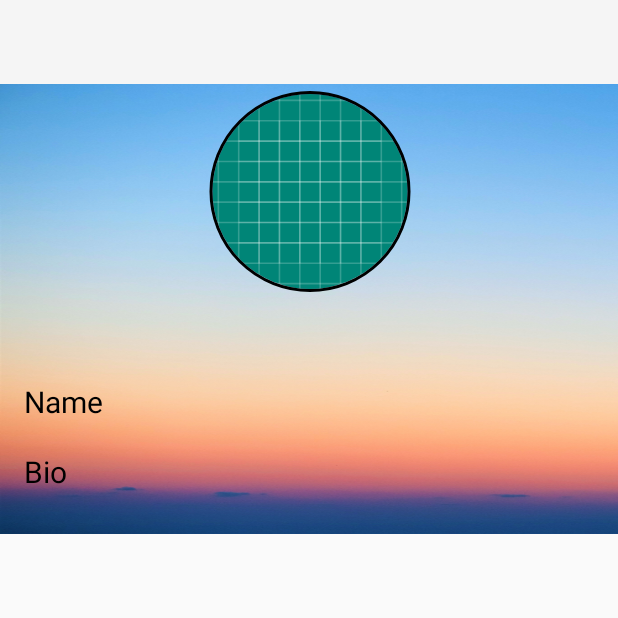
After one commit to murligoel/INSTAGRAM, an Android app: the OtherUserProfileActivity screen opened directly, with no data from a screen before it, on a phone screen of 412 x 824 dp, the top half of it. The commit adds this screen. Run offline under Robolectric (Android 15) with nearby library versions, the phone set to English and light mode, and no system bars; our stand-ins replace CircleImageView, Picasso; pictures from the network do not load.

Commit message:
other users profile visit

```diff
--- a/app/src/main/AndroidManifest.xml
+++ b/app/src/main/AndroidManifest.xml
@@ -19,7 +19,8 @@
         android:supportsRtl="true"
         android:theme="@style/Theme.AppCompat.Light.NoActionBar"
         tools:ignore="AllowBackup,GoogleAppIndexingWarning">
-        <activity android:name=".activity.AddFriendActivity"></activity>
+        <activity android:name=".activity.OtherUserProfileActivity"></activity>
+        <activity android:name=".activity.AddFriendActivity" />
         <activity android:name=".activity.MessageActivity" />
         <activity android:name=".activity.PostActivity" />
         <activity android:name=".activity.ViewProfileActivity" />
--- a/app/src/main/java/com/example/android/instagram/Interface/APIService.java
+++ b/app/src/main/java/com/example/android/instagram/Interface/APIService.java
@@ -88,4 +88,10 @@ public interface APIService {
     @GET("add_friend/")
     Call<ArrayList<AddFriendModel>> addFriend(@Query("search") String search, @Header("Authorization") String authToken);
 
+    @GET("add_friend/{id}/")
+    Call<ResponseBody> addSearchedFriend(@Path("id") String id,@Query("search") String search,@Header("Authorization") String authToken);
+
+    @GET("profile/{id}/")
+    Call<Profile> viewDifferentUserProfile(@Path("id") String id, @Header("Authorization") String authToken);
+
 }
--- /dev/null
+++ b/app/src/main/java/com/example/android/instagram/activity/OtherUserProfileActivity.java
@@ -0,0 +1,89 @@
+package com.example.android.instagram.activity;
+
+import android.app.ProgressDialog;
+import android.content.Context;
+import android.support.v7.app.AppCompatActivity;
+import android.os.Bundle;
+import android.widget.TextView;
+import android.widget.Toast;
+
+import com.example.android.instagram.Interface.APIService;
+import com.example.android.instagram.R;
+import com.example.android.instagram.adapter.AddFriendAdapter;
+import com.example.android.instagram.fragments.LoginFragment;
+import com.example.android.instagram.httpservice.HttpClientService;
+import com.example.android.instagram.model.Profile;
+import com.squareup.picasso.Picasso;
+
+import de.hdodenhof.circleimageview.CircleImageView;
+import retrofit2.Call;
+import retrofit2.Callback;
+import retrofit2.Response;
+
+public class OtherUserProfileActivity extends AppCompatActivity {
+
+    private CircleImageView circleProfileImage;
+    private TextView userProfileBio,userProfileName;
+    private Context mContext;
+
+    @Override
+    protected void onCreate(Bundle savedInstanceState) {
+        super.onCreate(savedInstanceState);
+        setContentView(R.layout.activity_other_user_profile);
+
+        circleProfileImage = (CircleImageView) findViewById(R.id.other_user_profile_image);
+        userProfileBio = (TextView) findViewById(R.id.other_user_profile_bio);
+        userProfileName = (TextView) findViewById(R.id.other_user_profile_name);
+
+        viewProfile();
+    }
+
+    private void viewProfile() {
+        final ProgressDialog progressDialog = new ProgressDialog(this);
+        progressDialog.setMessage("Profile");
+        progressDialog.show();
+
+
+        APIService service = HttpClientService.getClient().create(APIService.class);
+        Call<Profile> call = service.viewDifferentUserProfile(AddFriendAdapter.user_id,"JWT " +LoginFragment.get_Token());
+
+        mContext = getApplicationContext();
+
+        call.enqueue(new Callback<Profile>() {
+            @Override
+            public void onResponse( Call<Profile> call, Response<Profile> userResponse) {
+                progressDialog.dismiss();
+
+                if(userResponse.isSuccessful()) {
+                    Toast.makeText(getApplicationContext(), "success1", Toast.LENGTH_LONG).show();
+                    //    SharedPreference.getInstance(getApplicationContext()).;
+                    // startActivity(new Intent(getApplicationContext(), HomeActivity.class));
+                    String user_bio = userResponse.body().getBio();
+                    userProfileBio.setText("Bio: " +user_bio);
+                    String user_name = userResponse.body().getName();
+                    userProfileName.setText("Name: "+user_name);
+                    String user_image = userResponse.body().getImage();
+                    Picasso.with(mContext)
+                            .load(user_image)
+//                           .placeholder(R.drawable.progress_animation)
+                            .fit()
+                            .centerCrop()
+                            .into(circleProfileImage);
+
+                }
+                else{
+                    Toast.makeText(getApplicationContext(), "profile not created", Toast.LENGTH_LONG).show();
+                }
+
+            }
+
+
+            @Override
+            public void onFailure( Call<Profile> call, Throwable t) {
+                progressDialog.dismiss();
+                Toast.makeText(getApplicationContext(), "error", Toast.LENGTH_LONG).show();
+            }
+        });
+
+    }
+}
--- a/app/src/main/java/com/example/android/instagram/adapter/PostAdapter.java
+++ b/app/src/main/java/com/example/android/instagram/adapter/PostAdapter.java
@@ -58,6 +58,8 @@ public class PostAdapter extends RecyclerView.Adapter<PostAdapter.MyViewHolder>{
         final String caption = currentPost.getCaption();
         final String userName = currentPost.getName();
         final String like = currentPost.getId();
+
+//        like = currentPost.getId();
 
 
         holder.captionText.setText(caption);
--- a/app/src/main/java/com/example/android/instagram/httpservice/HttpClientService.java
+++ b/app/src/main/java/com/example/android/instagram/httpservice/HttpClientService.java
@@ -16,7 +16,7 @@ public class HttpClientService {
 
 
         retrofit = new Retrofit.Builder()
-                .baseUrl("http://2aaa3aee.ngrok.io/")
+                .baseUrl("http://9f617faa.ngrok.io/")
                 .addConverterFactory(GsonConverterFactory.create())
                 .client(client)
                 .build();
--- /dev/null
+++ b/app/src/main/res/layout/activity_other_user_profile.xml
@@ -0,0 +1,73 @@
+<?xml version="1.0" encoding="utf-8"?>
+<LinearLayout xmlns:android="http://schemas.android.com/apk/res/android"
+    xmlns:app="http://schemas.android.com/apk/res-auto"
+    xmlns:tools="http://schemas.android.com/tools"
+    android:layout_width="match_parent"
+    android:layout_height="match_parent"
+    tools:context=".activity.OtherUserProfileActivity"
+    android:orientation="vertical">
+
+    <android.support.v7.widget.Toolbar
+        android:id="@+id/toolbar_view_profile"
+        android:layout_width="match_parent"
+        android:layout_height="?attr/actionBarSize"
+        android:background="?attr/colorPrimary"
+        android:theme="@style/ThemeOverlay.AppCompat.ActionBar" />
+
+    <RelativeLayout xmlns:android="http://schemas.android.com/apk/res/android"
+        xmlns:tools="http://schemas.android.com/tools"
+        android:layout_width="match_parent"
+        android:layout_height="300dp"
+        android:background="@drawable/background">
+
+        <de.hdodenhof.circleimageview.CircleImageView xmlns:app="http://schemas.android.com/apk/res-auto"
+            android:id="@+id/other_user_profile_image"
+            android:layout_width="145dp"
+            android:layout_height="134dp"
+            android:layout_alignParentStart="true"
+            android:layout_alignParentLeft="true"
+            android:layout_alignParentEnd="true"
+            android:layout_alignParentRight="true"
+            android:layout_alignParentBottom="true"
+            android:layout_marginStart="133dp"
+            android:layout_marginLeft="133dp"
+            android:layout_marginEnd="132dp"
+            android:layout_marginRight="132dp"
+            android:layout_marginBottom="161dp"
+            android:src="@drawable/ic_launcher_background"
+            app:civ_border_color="#FF000000"
+            app:civ_border_width="2dp" />
+
+
+
+        <TextView
+            android:id="@+id/other_user_profile_name"
+            android:layout_width="316dp"
+            android:layout_height="42dp"
+            android:layout_alignParentEnd="true"
+            android:layout_alignParentRight="true"
+            android:layout_alignParentBottom="true"
+            android:layout_marginEnd="80dp"
+            android:layout_marginRight="80dp"
+            android:layout_marginBottom="60dp"
+            android:text="Name"
+            android:textColor="@color/black"
+            android:textSize="20dp" />
+
+        <TextView
+            android:id="@+id/other_user_profile_bio"
+            android:layout_width="316dp"
+            android:layout_height="42dp"
+            android:layout_alignParentEnd="true"
+            android:layout_alignParentRight="true"
+            android:layout_alignParentBottom="true"
+            android:layout_marginEnd="80dp"
+            android:layout_marginRight="80dp"
+            android:layout_marginBottom="13dp"
+            android:text="Bio"
+            android:textColor="@color/black"
+            android:textSize="20dp" />
+
+    </RelativeLayout>
+
+</LinearLayout>
```
Also changed, not shown: app/src/main/java/com/example/android/instagram/activity/AddFriendActivity.java (+42 -0 lines), app/src/main/java/com/example/android/instagram/adapter/AddFriendAdapter.java (+62 -0 lines), app/src/main/res/layout/add_friend_model.xml (+6 -4 lines), app/src/main/res/layout/post_model.xml (+14 -0 lines).
